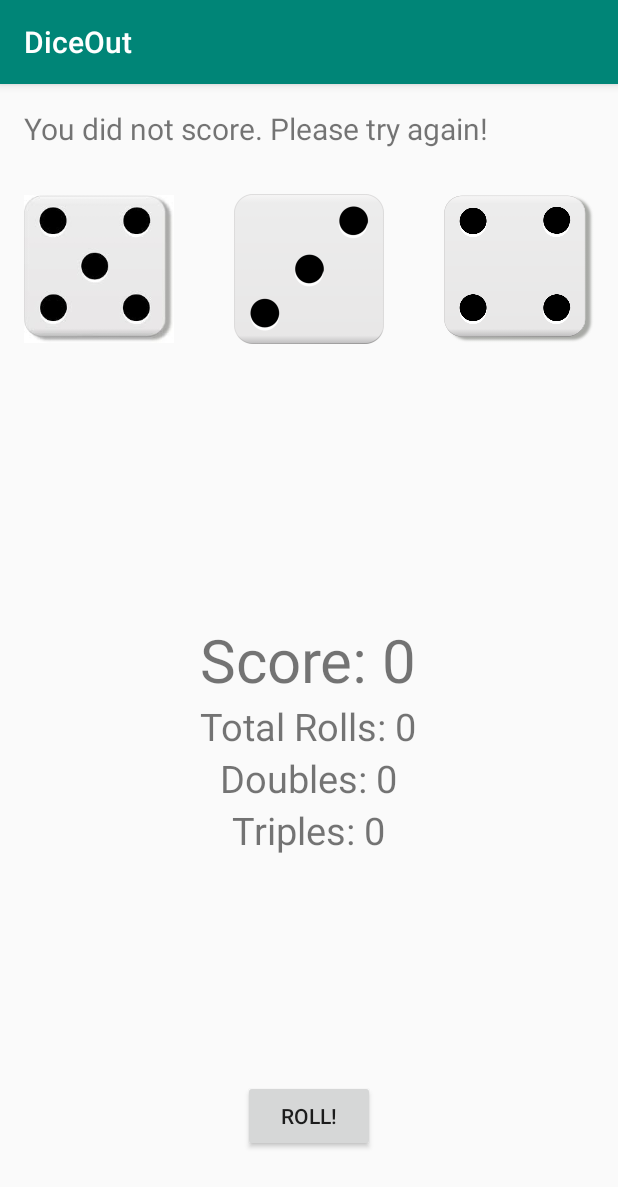
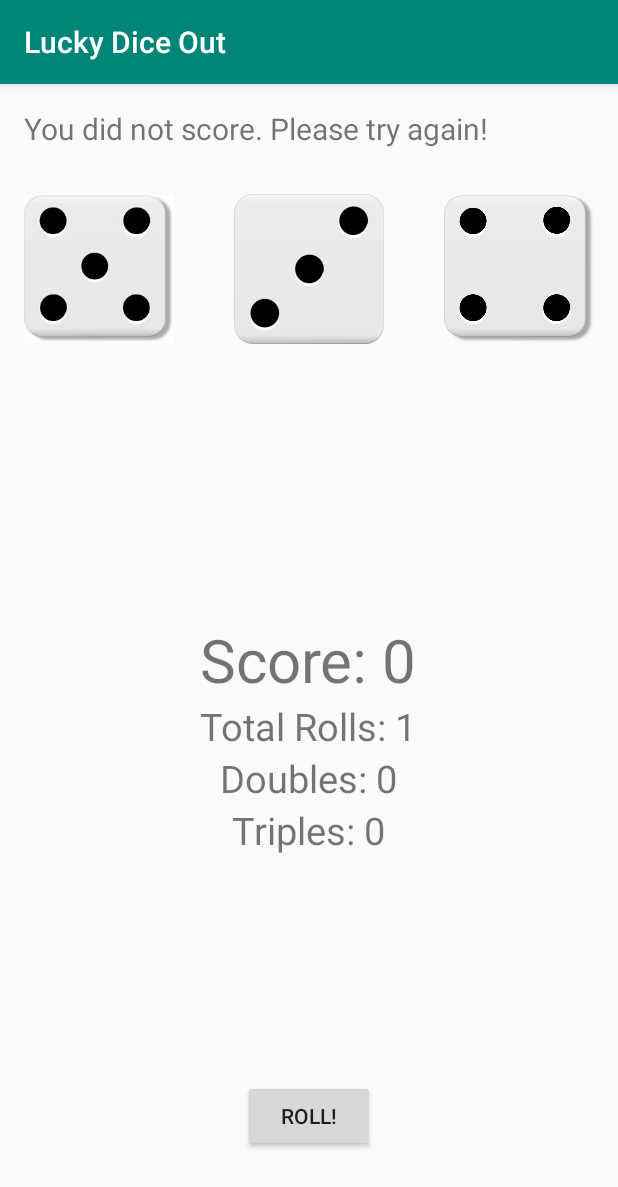
Before and after one commit to sidharath24/FirstGameApp, an Android app: the screen it shows after launch (MainActivity), after a tap on "ROLL!", on a phone screen of 412 x 824 dp. Shown: the top 1187 px of the screen. Run offline under Robolectric (Android 15) with nearby library versions, the phone set to English and light mode, and no system bars.

Commit message:
Changed the name of the app to a suitable one

```diff
--- a/app/src/main/java/com/example/owner/firstgame/MainActivity.java
+++ b/app/src/main/java/com/example/owner/firstgame/MainActivity.java
@@ -16,9 +16,9 @@ import java.util.Random;
 
 public class MainActivity extends AppCompatActivity {
 
-    TextView rollResult, scoreText;
+    TextView rollResult, scoreText, totalRollsText, doubleText, triplesText;
     Button rollButton;
-    int score, die1, die2, die3;
+    int score, die1, die2, die3, doubles, triples, total_Rolls;
 
     ArrayList<ImageView> diceImageViews;
 
@@ -30,11 +30,17 @@ public class MainActivity extends AppCompatActivity {
         setContentView(R.layout.activity_main);
 
         score = 0;
+        doubles = 0;
+        triples = 0;
+        total_Rolls = 0;
         Toast.makeText(this,"Welcome to DiceOut",Toast.LENGTH_SHORT).show();
 
         rollResult = (TextView)findViewById(R.id.rollResult);
         rollButton = (Button)findViewById(R.id.rollButton);
         scoreText= (TextView)findViewById(R.id.scoreText);
+        totalRollsText = (TextView)findViewById(R.id.rollsText);
+        doubleText = (TextView)findViewById(R.id.doublesText);
+        triplesText = (TextView)findViewById(R.id.triplesText);
 
         rand = new Random();
 
@@ -76,19 +82,27 @@ public class MainActivity extends AppCompatActivity {
 
     String msg;
 
+
     if(die1==die2&&die1==die3) {
         int scoreKeeper = die1 * 100;
         msg = "You scored a triple for " + scoreKeeper + " points.";
         score += scoreKeeper;
+        triples += 1;
+        total_Rolls += 1;
     }
     else if(die1 == die2 || die1 == die3 || die2==die3){
         msg = "You scored double for 50 points.";
                 score += 50;
+                doubles += 1;
+                total_Rolls += 1;
     }
     else{
         msg = "You did not score. Please try again!";
+        total_Rolls += 1;
     }
-
+    doubleText.setText("Doubles: " +doubles);
+    triplesText.setText("Triples: "+triples);
+    totalRollsText.setText("Total Rolls: "+total_Rolls);
     rollResult.setText(msg);
     scoreText.setText("Score: "+score);
     }
--- a/app/src/main/res/values/strings.xml
+++ b/app/src/main/res/values/strings.xml
@@ -1,3 +1,3 @@
 <resources>
-    <string name="app_name">DiceOut</string>
+    <string name="app_name">Lucky Dice Out</string>
 </resources>
```
